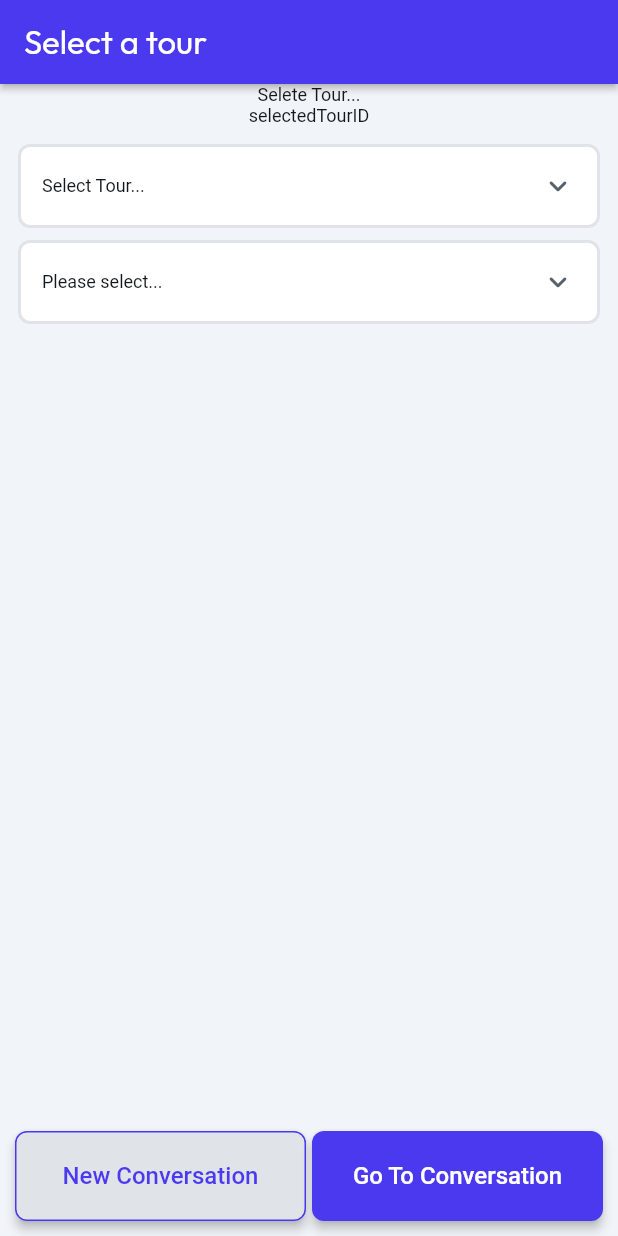
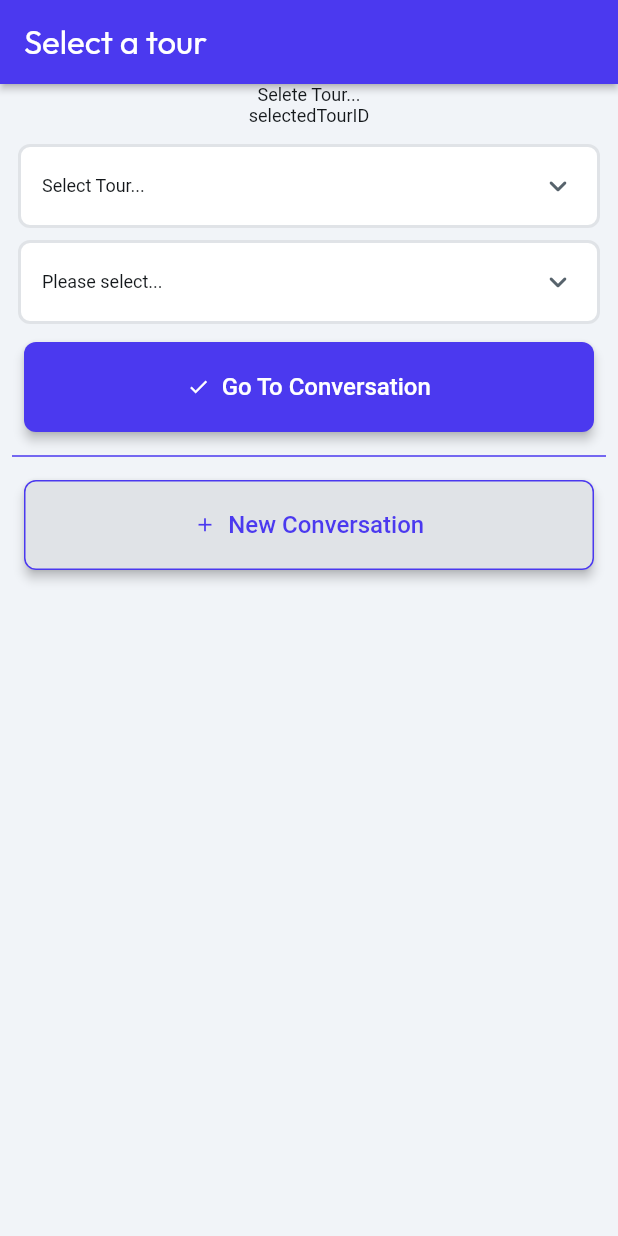
Before and after one commit to jfletcher5/tour_guide_poc_flutter, a Flutter app: the LandingPageWidget screen opened directly, on a phone screen of 412 x 824 dp. Run offline on Flutter 3.47's test engine with Material 3 defaults, Android fonts, the phone set to English and light mode, and no system bars; drawn by our look-alikes of auto_size_text; our stand-ins replace cloud_firestore, dropdown_button2, equatable, firebase_auth, firebase_core, flutter_animate and 11 more; missing offline and left inert: json_path, mime_type; accounts and stored records are empty; network calls fail; Roboto replaces fonts that are missing (Readex Pro).

Commit message:
Updating to latest FlutterFlow output.

```diff
--- /dev/null
+++ b/lib/app_constants.dart
@@ -0,0 +1,4 @@
+
+abstract class FFAppConstants {
+  static const bool gauthReady = false;
+}
--- a/lib/flutter_flow/flutter_flow_util.dart
+++ b/lib/flutter_flow/flutter_flow_util.dart
@@ -20,6 +20,7 @@ export 'lat_lng.dart';
 export 'place.dart';
 export 'uploaded_file.dart';
 export '../app_state.dart';
+export '../app_constants.dart';
 export 'flutter_flow_model.dart';
 export 'dart:math' show min, max;
 export 'dart:typed_data' show Uint8List;
--- a/lib/selector/landing_page/landing_page_widget.dart
+++ b/lib/selector/landing_page/landing_page_widget.dart
@@ -107,9 +107,6 @@ class _LandingPageWidgetState extends State<LandingPageWidget> {
                       letterSpacing: 0.0,
                     ),
               ),
-              Row(
-                mainAxisSize: MainAxisSize.max,
-                children: [
               Flexible(
                 child: Padding(
                   padding: const EdgeInsets.all(8.0),
@@ -126,17 +123,19 @@ class _LandingPageWidgetState extends State<LandingPageWidget> {
                           options: FFAppState().appTourList,
                           onChanged: (val) async {
                             setState(() => _model.dropDownValue1 = val);
+                            FFAppState().appActiveTourName =
+                                _model.dropDownValue1!;
+                            FFAppState().appActiveTourID = functions.getTourID(
+                                FFAppState().appTourListJSON,
+                                FFAppState().appActiveTourName)!;
+                            setState(() {});
                             _model.getConvosOnDropdownSelect =
                                 await ChatServicesGroup.getConversationsCall
                                     .call(
                               userID: currentUserUid,
-                                  tourID: getJsonField(
-                                    (_model.getToursPageLoad?.jsonBody ?? ''),
-                                    r'''$[0].tourID''',
-                                  ).toString(),
+                              tourID: FFAppState().appActiveTourID,
                             );
-                                if ((_model
-                                        .getConvosOnDropdownSelect?.succeeded ??
+                            if ((_model.getConvosOnDropdownSelect?.succeeded ??
                                 true)) {
                               _model.enableConversations = true;
                               _model.conversations =
@@ -149,37 +148,27 @@ class _LandingPageWidgetState extends State<LandingPageWidget> {
                                       .toList()
                                       .cast<String>();
                               setState(() {});
-                                  FFAppState().appActiveTourName =
-                                      _model.dropDownValue1!;
-                                  FFAppState().appActiveTourID =
-                                      functions.getTourID(
-                                          FFAppState().appTourListJSON,
-                                          FFAppState().appActiveTourName)!;
-                                  setState(() {});
                             }
 
                             setState(() {});
                           },
                           width: double.infinity,
                           height: 56.0,
-                              textStyle: FlutterFlowTheme.of(context)
-                                  .bodyMedium
-                                  .override(
+                          textStyle:
+                              FlutterFlowTheme.of(context).bodyMedium.override(
                                     fontFamily: 'Readex Pro',
                                     letterSpacing: 0.0,
                                   ),
                           hintText: 'Select Tour...',
                           icon: Icon(
                             Icons.keyboard_arrow_down_rounded,
-                                color:
-                                    FlutterFlowTheme.of(context).secondaryText,
+                            color: FlutterFlowTheme.of(context).secondaryText,
                             size: 24.0,
                           ),
-                              fillColor: FlutterFlowTheme.of(context)
-                                  .secondaryBackground,
+                          fillColor:
+                              FlutterFlowTheme.of(context).secondaryBackground,
                           elevation: 2.0,
-                              borderColor:
-                                  FlutterFlowTheme.of(context).alternate,
+                          borderColor: FlutterFlowTheme.of(context).alternate,
                           borderWidth: 2.0,
                           borderRadius: 8.0,
                           margin: const EdgeInsetsDirectional.fromSTEB(
@@ -190,6 +179,7 @@ class _LandingPageWidgetState extends State<LandingPageWidget> {
                           isMultiSelect: false,
                         ),
                       ),
+                      if (_model.dropDownValue1 != 'Select Tour...')
                         Padding(
                           padding: const EdgeInsets.all(4.0),
                           child: FlutterFlowDropDown<String>(
@@ -213,15 +203,13 @@ class _LandingPageWidgetState extends State<LandingPageWidget> {
                             hintText: 'Please select...',
                             icon: Icon(
                               Icons.keyboard_arrow_down_rounded,
-                                color:
-                                    FlutterFlowTheme.of(context).secondaryText,
+                              color: FlutterFlowTheme.of(context).secondaryText,
                               size: 24.0,
                             ),
                             fillColor: FlutterFlowTheme.of(context)
                                 .secondaryBackground,
                             elevation: 2.0,
-                              borderColor:
-                                  FlutterFlowTheme.of(context).alternate,
+                            borderColor: FlutterFlowTheme.of(context).alternate,
                             borderWidth: 2.0,
                             borderRadius: 8.0,
                             margin: const EdgeInsetsDirectional.fromSTEB(
@@ -232,126 +220,35 @@ class _LandingPageWidgetState extends State<LandingPageWidget> {
                             isMultiSelect: false,
                           ),
                         ),
-                        ],
-                      ),
-                    ),
-                  ),
-                ],
-              ),
-              ListView(
-                padding: EdgeInsets.zero,
-                shrinkWrap: true,
-                scrollDirection: Axis.vertical,
-                children: [
-                  Text(
-                    FFAppState().appActiveTourName,
-                    style: FlutterFlowTheme.of(context).bodyMedium.override(
-                          fontFamily: 'Readex Pro',
-                          letterSpacing: 0.0,
-                        ),
-                  ),
-                  Text(
-                    FFAppState().appActiveTourID,
-                    style: FlutterFlowTheme.of(context).bodyMedium.override(
-                          fontFamily: 'Readex Pro',
-                          letterSpacing: 0.0,
-                        ),
-                  ),
-                  Text(
-                    FFAppState().appActiveConvoID,
-                    style: FlutterFlowTheme.of(context).bodyMedium.override(
-                          fontFamily: 'Readex Pro',
-                          letterSpacing: 0.0,
-                        ),
-                  ),
-                ],
-              ),
                       Flexible(
-                child: Align(
-                  alignment: const AlignmentDirectional(0.0, 1.0),
                         child: Padding(
                           padding: const EdgeInsets.all(8.0),
-                    child: Row(
-                      mainAxisSize: MainAxisSize.max,
-                      children: [
-                        Expanded(
-                          flex: 1,
-                          child: Padding(
-                            padding: const EdgeInsets.all(2.0),
-                            child: FFButtonWidget(
-                              onPressed: () async {
-                                await showModalBottomSheet(
-                                  isScrollControlled: true,
-                                  backgroundColor: Colors.transparent,
-                                  enableDrag: false,
-                                  context: context,
-                                  builder: (context) {
-                                    return GestureDetector(
-                                      onTap: () => _model
-                                              .unfocusNode.canRequestFocus
-                                          ? FocusScope.of(context)
-                                              .requestFocus(_model.unfocusNode)
-                                          : FocusScope.of(context).unfocus(),
-                                      child: Padding(
-                                        padding:
-                                            MediaQuery.viewInsetsOf(context),
-                                        child: CreateConversationWidget(
-                                          selectedTour: getJsonField(
-                                            (_model.getConvosOnDropdownSelect
-                                                    ?.jsonBody ??
-                                                ''),
-                                            r'''$[0].tourID''',
-                                          ).toString(),
-                                        ),
-                                      ),
-                                    );
-                                  },
-                                ).then((value) => safeSetState(() {}));
-                              },
-                              text: 'New Conversation',
-                              options: FFButtonOptions(
-                                height: 60.0,
-                                padding: const EdgeInsetsDirectional.fromSTEB(
-                                    24.0, 0.0, 24.0, 0.0),
-                                iconPadding: const EdgeInsetsDirectional.fromSTEB(
-                                    0.0, 0.0, 0.0, 0.0),
-                                color: FlutterFlowTheme.of(context).alternate,
-                                textStyle: FlutterFlowTheme.of(context)
-                                    .titleSmall
-                                    .override(
-                                      fontFamily: 'Readex Pro',
-                                      color:
-                                          FlutterFlowTheme.of(context).primary,
-                                      letterSpacing: 0.0,
-                                    ),
-                                elevation: 3.0,
-                                borderSide: BorderSide(
-                                  color: FlutterFlowTheme.of(context).primary,
-                                  width: 1.0,
-                                ),
-                                borderRadius: BorderRadius.circular(8.0),
-                              ),
-                            ),
-                          ),
-                        ),
-                        Expanded(
-                          flex: 1,
-                          child: Padding(
-                            padding: const EdgeInsets.all(2.0),
                           child: FFButtonWidget(
                             onPressed: () async {
                               context.pushNamed(
                                 'chat_ai_Screen',
                                 queryParameters: {
                                   'tourID': serializeParam(
-                                      _model.selectedTourName,
+                                    FFAppState().appActiveTourName,
                                     ParamType.String,
                                   ),
                                 }.withoutNulls,
+                                extra: <String, dynamic>{
+                                  kTransitionInfoKey: const TransitionInfo(
+                                    hasTransition: true,
+                                    transitionType:
+                                        PageTransitionType.rightToLeft,
+                                  ),
+                                },
                               );
                             },
                             text: 'Go To Conversation',
+                            icon: const Icon(
+                              Icons.done,
+                              size: 15.0,
+                            ),
                             options: FFButtonOptions(
+                              width: double.infinity,
                               height: 60.0,
                               padding: const EdgeInsetsDirectional.fromSTEB(
                                   24.0, 0.0, 24.0, 0.0),
@@ -375,8 +272,70 @@ class _LandingPageWidgetState extends State<LandingPageWidget> {
                           ),
                         ),
                       ),
+                      Divider(
+                        thickness: 1.0,
+                        color: FlutterFlowTheme.of(context).primary,
+                      ),
+                      Padding(
+                        padding: const EdgeInsets.all(8.0),
+                        child: FFButtonWidget(
+                          onPressed: () async {
+                            await showModalBottomSheet(
+                              isScrollControlled: true,
+                              backgroundColor: Colors.transparent,
+                              context: context,
+                              builder: (context) {
+                                return GestureDetector(
+                                  onTap: () =>
+                                      _model.unfocusNode.canRequestFocus
+                                          ? FocusScope.of(context)
+                                              .requestFocus(_model.unfocusNode)
+                                          : FocusScope.of(context).unfocus(),
+                                  child: Padding(
+                                    padding: MediaQuery.viewInsetsOf(context),
+                                    child: CreateConversationWidget(
+                                      selectedTour: getJsonField(
+                                        (_model.getConvosOnDropdownSelect
+                                                ?.jsonBody ??
+                                            ''),
+                                        r'''$[0].tourID''',
+                                      ).toString(),
+                                    ),
+                                  ),
+                                );
+                              },
+                            ).then((value) => safeSetState(() {}));
+                          },
+                          text: 'New Conversation',
+                          icon: const Icon(
+                            Icons.add,
+                            size: 15.0,
+                          ),
+                          options: FFButtonOptions(
+                            width: double.infinity,
+                            height: 60.0,
+                            padding: const EdgeInsetsDirectional.fromSTEB(
+                                24.0, 0.0, 24.0, 0.0),
+                            iconPadding: const EdgeInsetsDirectional.fromSTEB(
+                                0.0, 0.0, 0.0, 0.0),
+                            color: FlutterFlowTheme.of(context).alternate,
+                            textStyle: FlutterFlowTheme.of(context)
+                                .titleSmall
+                                .override(
+                                  fontFamily: 'Readex Pro',
+                                  color: FlutterFlowTheme.of(context).primary,
+                                  letterSpacing: 0.0,
+                                ),
+                            elevation: 3.0,
+                            borderSide: BorderSide(
+                              color: FlutterFlowTheme.of(context).primary,
+                              width: 1.0,
+                            ),
+                            borderRadius: BorderRadius.circular(8.0),
+                          ),
+                        ),
+                      ),
                     ],
-                    ),
                   ),
                 ),
               ),
```
Also changed, not shown: lib/profile/profile_widget.dart (+12 -16 lines), lib/selector/create_conversation/create_conversation_widget.dart (+7 -3 lines), lib/signin/signin_widget.dart (+20 -20 lines). Lines whose indentation alone changed are shown as unchanged.
